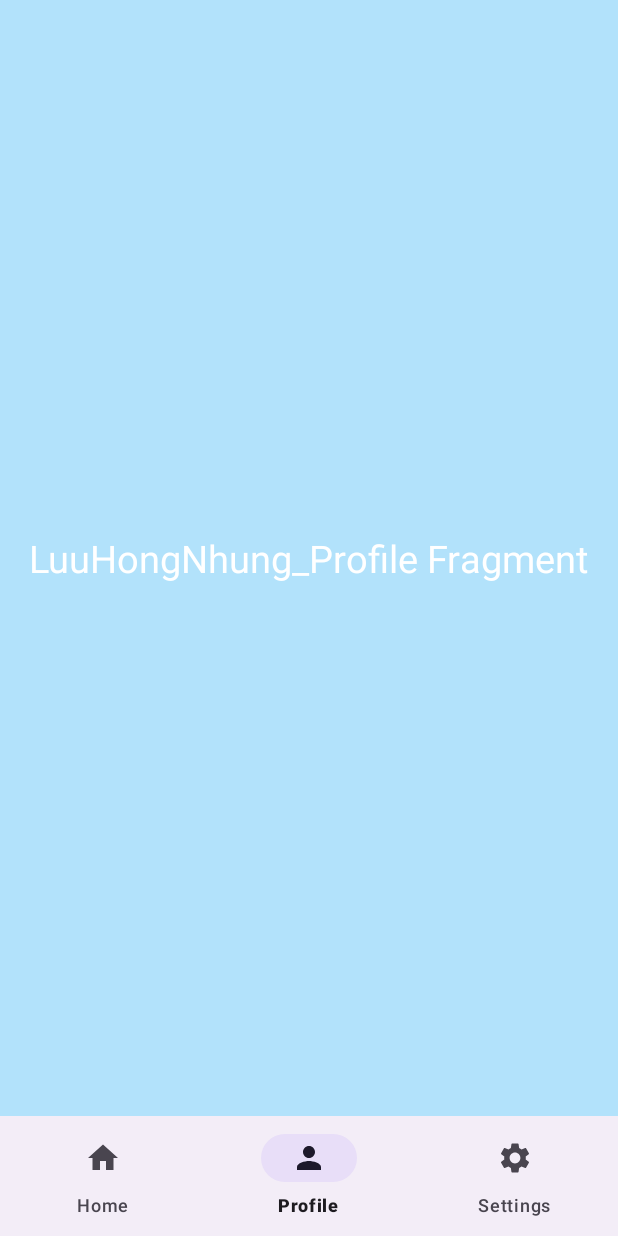
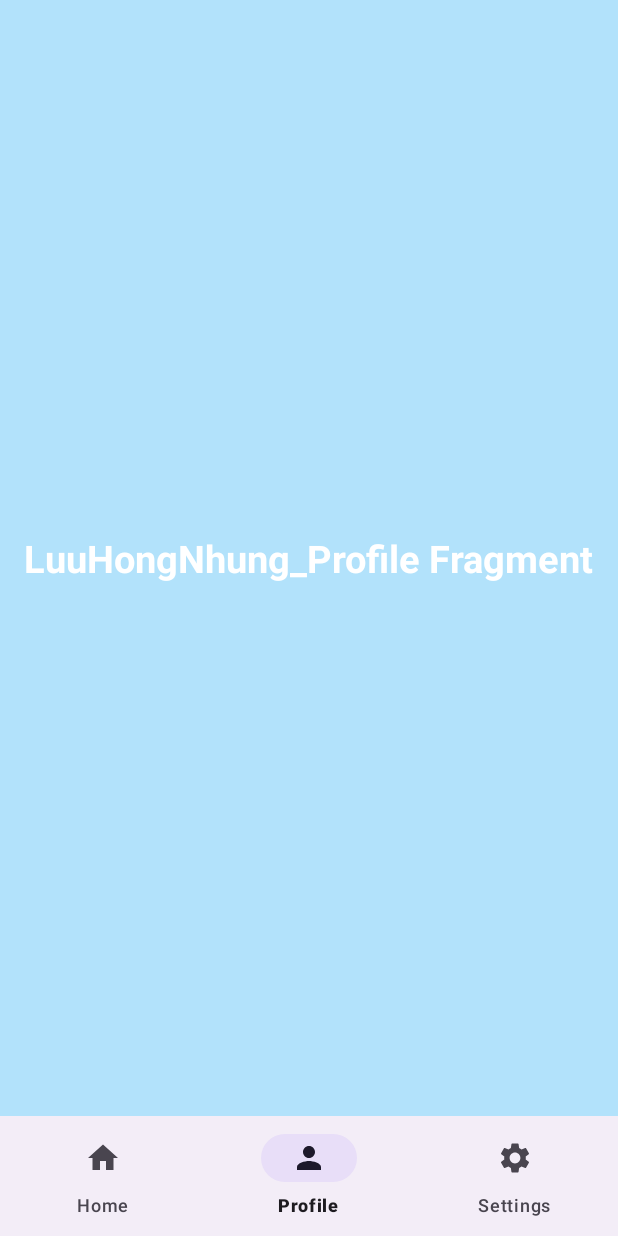
Before and after one commit to LuuHongNhung/BTCN_LuuHongNhung, an Android app: the screen it shows after launch (MainActivity), item 2 of the bottom bar chosen, on a phone screen of 412 x 824 dp. Run offline under Robolectric (Android 15) with nearby library versions, the phone set to English and light mode, and no system bars.

Commit message:
LuuHongNhung

```diff
--- a/BTCN_LuuHongNhung/app/src/main/java/com/example/btcn_luuhongnhung/MainActivity.java
+++ b/BTCN_LuuHongNhung/app/src/main/java/com/example/btcn_luuhongnhung/MainActivity.java
@@ -26,18 +26,14 @@ public class MainActivity extends AppCompatActivity {
         replaceFragment(new HomeFragment());
 
         binding.bottomNavigationView3.setOnItemSelectedListener(item -> {
-            switch (item.getItemId()){
-                case R.id.home:
-                    replaceFragment(new HomeFragment());
-                    break;
-                case R.id.profile:
-                    replaceFragment(new ProfileFragment());
-                    break;
-                case R.id.settings:
-                    replaceFragment(new SettingsFragment());
-                    break;
+            int id = item.getItemId();
+            if (id == R.id.home) {
+                replaceFragment(new HomeFragment());
+            } else if (id == R.id.profile) {
+                replaceFragment(new ProfileFragment());
+            } else if (id == R.id.settings) {
+                replaceFragment(new SettingsFragment());
             }
-
             return true;
         });
 
--- a/BTCN_LuuHongNhung/app/src/main/res/layout/fragment_home.xml
+++ b/BTCN_LuuHongNhung/app/src/main/res/layout/fragment_home.xml
@@ -12,6 +12,7 @@
         android:layout_height="wrap_content"
         android:text="LuuHongNhung_Home Fragment"
         android:textSize="25dp"
+        android:textStyle="bold"
         android:textColor="@color/white"
         android:layout_gravity="center"/>
 
--- a/BTCN_LuuHongNhung/app/src/main/res/layout/fragment_profile.xml
+++ b/BTCN_LuuHongNhung/app/src/main/res/layout/fragment_profile.xml
@@ -12,6 +12,7 @@
         android:layout_height="wrap_content"
         android:text="LuuHongNhung_Profile Fragment"
         android:textSize="25dp"
+        android:textStyle="bold"
         android:textColor="@color/white"
         android:layout_gravity="center"/>
 
--- a/BTCN_LuuHongNhung/app/src/main/res/layout/fragment_settings.xml
+++ b/BTCN_LuuHongNhung/app/src/main/res/layout/fragment_settings.xml
@@ -12,6 +12,7 @@
         android:layout_height="wrap_content"
         android:text="LuuHongNhung_Settings Fragment"
         android:textSize="25dp"
+        android:textStyle="bold"
         android:textColor="@color/white"
         android:layout_gravity="center"/>
 
```
